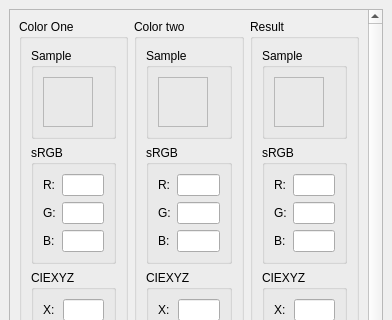
Above: ui/colorinformationdock.ui from robertogerson/pucrio-sumColors before the change; both pictures show x 0 to 392 and y 0 to 320 of the 392 by 518 pixel window. Below: the same form after it.
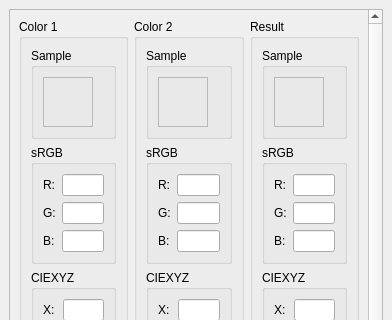
That is the form after the change.

The edit to the form file:
```diff
--- a/ui/colorinformationdock.ui
+++ b/ui/colorinformationdock.ui
@@ -42,7 +42,7 @@
         <item>
          <widget class="QGroupBox" name="groupBox_7">
           <property name="title">
-           <string>Color One</string>
+           <string>Color 1</string>
           </property>
           <layout class="QVBoxLayout" name="verticalLayout_14">
            <item>
@@ -453,7 +453,7 @@
         <item>
          <widget class="QGroupBox" name="groupBox_8">
           <property name="title">
-           <string>Color two</string>
+           <string>Color 2</string>
           </property>
           <layout class="QVBoxLayout" name="verticalLayout_21">
            <item>
```
